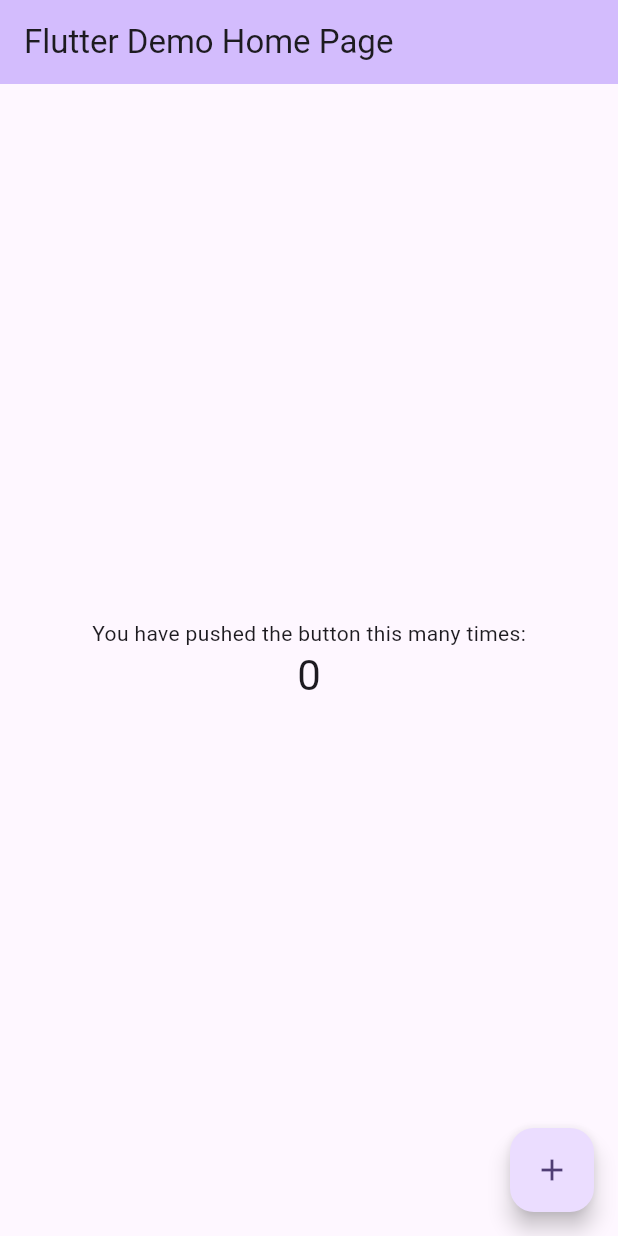
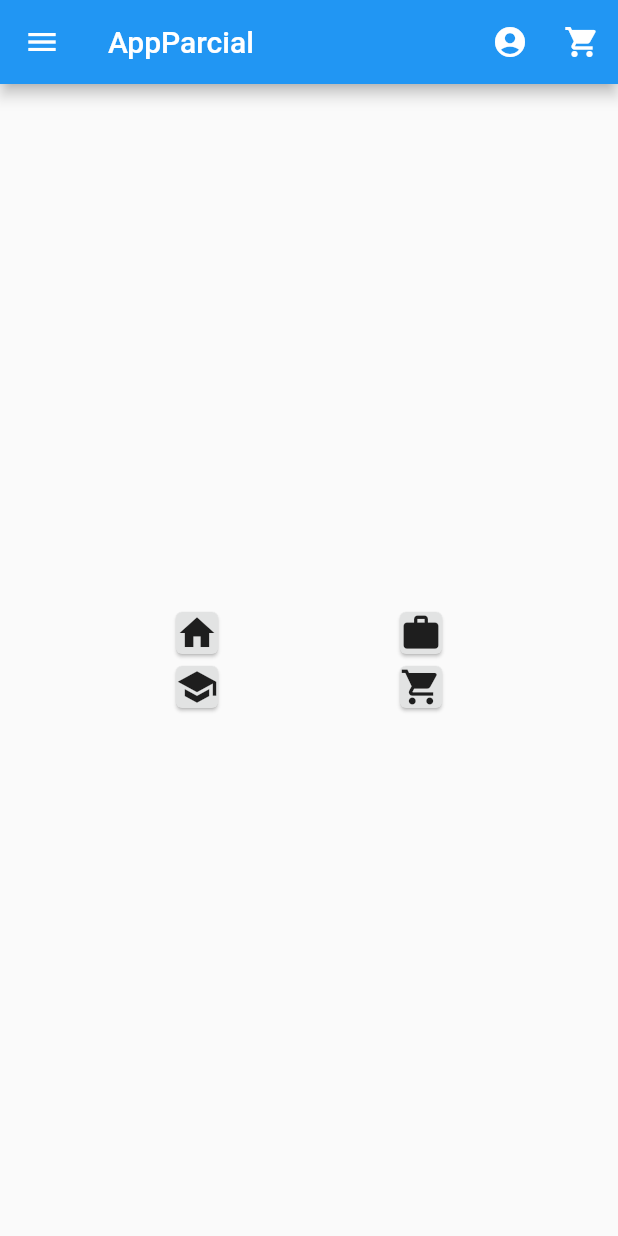
Before and after one commit to FabianAlarcon001/Parcial-2docorte-2023-2, a Flutter app: the screen it shows after launch, on a phone screen of 412 x 824 dp. Run offline on Flutter 3.47's test engine with Material 2 defaults, Android fonts, the light colour scheme and no system bars.

Commit message:
Primera implementacion

```diff
--- a/aplicacionparcial/lib/main.dart
+++ b/aplicacionparcial/lib/main.dart
@@ -1,125 +1,16 @@
 import 'package:flutter/material.dart';
+import 'package:aplicacionparcial/pages/ventana1.dart';
 
 void main() {
-  runApp(const MyApp());
+  runApp(MyApp());
 }
 
 class MyApp extends StatelessWidget {
-  const MyApp({super.key});
-
-  // This widget is the root of your application.
   @override
   Widget build(BuildContext context) {
     return MaterialApp(
-      title: 'Flutter Demo',
-      theme: ThemeData(
-        // This is the theme of your application.
-        //
-        // TRY THIS: Try running your application with "flutter run". You'll see
-        // the application has a blue toolbar. Then, without quitting the app,
-        // try changing the seedColor in the colorScheme below to Colors.green
-        // and then invoke "hot reload" (save your changes or press the "hot
-        // reload" button in a Flutter-supported IDE, or press "r" if you used
-        // the command line to start the app).
-        //
-        // Notice that the counter didn't reset back to zero; the application
-        // state is not lost during the reload. To reset the state, use hot
-        // restart instead.
-        //
-        // This works for code too, not just values: Most code changes can be
-        // tested with just a hot reload.
-        colorScheme: ColorScheme.fromSeed(seedColor: Colors.deepPurple),
-        useMaterial3: true,
-      ),
-      home: const MyHomePage(title: 'Flutter Demo Home Page'),
+    debugShowCheckedModeBanner: false,
+      home: HomeScreen(),
     );
   }
 }
-
-class MyHomePage extends StatefulWidget {
-  const MyHomePage({super.key, required this.title});
-
-  // This widget is the home page of your application. It is stateful, meaning
-  // that it has a State object (defined below) that contains fields that affect
-  // how it looks.
-
-  // This class is the configuration for the state. It holds the values (in this
-  // case the title) provided by the parent (in this case the App widget) and
-  // used by the build method of the State. Fields in a Widget subclass are
-  // always marked "final".
-
-  final String title;
-
-  @override
-  State<MyHomePage> createState() => _MyHomePageState();
-}
-
-class _MyHomePageState extends State<MyHomePage> {
-  int _counter = 0;
-
-  void _incrementCounter() {
-    setState(() {
-      // This call to setState tells the Flutter framework that something has
-      // changed in this State, which causes it to rerun the build method below
-      // so that the display can reflect the updated values. If we changed
-      // _counter without calling setState(), then the build method would not be
-      // called again, and so nothing would appear to happen.
-      _counter++;
-    });
-  }
-
-  @override
-  Widget build(BuildContext context) {
-    // This method is rerun every time setState is called, for instance as done
-    // by the _incrementCounter method above.
-    //
-    // The Flutter framework has been optimized to make rerunning build methods
-    // fast, so that you can just rebuild anything that needs updating rather
-    // than having to individually change instances of widgets.
-    return Scaffold(
-      appBar: AppBar(
-        // TRY THIS: Try changing the color here to a specific color (to
-        // Colors.amber, perhaps?) and trigger a hot reload to see the AppBar
-        // change color while the other colors stay the same.
-        backgroundColor: Theme.of(context).colorScheme.inversePrimary,
-        // Here we take the value from the MyHomePage object that was created by
-        // the App.build method, and use it to set our appbar title.
-        title: Text(widget.title),
-      ),
-      body: Center(
-        // Center is a layout widget. It takes a single child and positions it
-        // in the middle of the parent.
-        child: Column(
-          // Column is also a layout widget. It takes a list of children and
-          // arranges them vertically. By default, it sizes itself to fit its
-          // children horizontally, and tries to be as tall as its parent.
-          //
-          // Column has various properties to control how it sizes itself and
-          // how it positions its children. Here we use mainAxisAlignment to
-          // center the children vertically; the main axis here is the vertical
-          // axis because Columns are vertical (the cross axis would be
-          // horizontal).
-          //
-          // TRY THIS: Invoke "debug painting" (choose the "Toggle Debug Paint"
-          // action in the IDE, or press "p" in the console), to see the
-          // wireframe for each widget.
-          mainAxisAlignment: MainAxisAlignment.center,
-          children: <Widget>[
-            const Text(
-              'You have pushed the button this many times:',
-            ),
-            Text(
-              '$_counter',
-              style: Theme.of(context).textTheme.headlineMedium,
-            ),
-          ],
-        ),
-      ),
-      floatingActionButton: FloatingActionButton(
-        onPressed: _incrementCounter,
-        tooltip: 'Increment',
-        child: const Icon(Icons.add),
-      ), // This trailing comma makes auto-formatting nicer for build methods.
-    );
-  }
-}
--- /dev/null
+++ b/aplicacionparcial/lib/pages/ventana1.dart
@@ -0,0 +1,90 @@
+import 'package:flutter/material.dart';
+import 'package:aplicacionparcial/pages/ventana2.dart';
+
+class HomeScreen extends StatelessWidget {
+
+  final List<IconData> iconList = [
+    Icons.home,
+    Icons.work,
+    Icons.school,
+    Icons.shopping_cart,
+  ];
+
+  @override
+  Widget build(BuildContext context) {
+
+  IconData primericono = iconList[0];
+  IconData segundoicono = iconList[1];
+  IconData tercericono = iconList[2];
+  IconData cuartoicono = iconList[3];
+
+    return Scaffold(
+      appBar: AppBar(
+        leading: IconButton(
+            icon: const Icon(Icons.menu),
+            onPressed: () {
+            },
+          ),
+        title:  const Text('AppParcial'),
+        actions: [
+          IconButton(
+            icon:  const Icon(Icons.account_circle),
+            onPressed: () {
+            },
+          ),
+          IconButton(
+            icon:  const Icon(Icons.shopping_cart),
+            onPressed: () {
+            },
+          ),
+        ],
+      ),
+      body: Center(
+          child: Column (
+            mainAxisAlignment: MainAxisAlignment.center,
+            children: [
+            Row (
+              mainAxisAlignment: MainAxisAlignment.spaceEvenly,
+              children: [
+                Card(
+                child: Icon(primericono, size: 28,),
+                color: const Color.fromARGB(255, 226, 227, 227),
+                ),
+                Card(
+                color: const Color.fromARGB(255, 226, 227, 227),
+                child: Icon(segundoicono, size: 28),
+                ),
+              ],
+            ),
+            Row (
+              mainAxisAlignment: MainAxisAlignment.spaceEvenly,
+              children: [
+                Card(
+                child: Icon(tercericono, size: 28,),
+                color: const Color.fromARGB(255, 226, 227, 227),
+                ),
+                Card(
+                color: const Color.fromARGB(255, 226, 227, 227),
+                child: Icon(cuartoicono, size: 28),
+                ),
+              ],
+            ),
+            ],
+          ),
+        ),
+      /*body: Center(
+        child: GridView.builder(
+          gridDelegate: SliverGridDelegateWithFixedCrossAxisCount(
+            crossAxisCount: 2,
+          ),
+          itemBuilder: (context, index) {
+            final cardTitle = 'Tarjeta ${index + 1}';
+            final cardIcon = iconMap[cardTitle];
+
+            return CardWidget(cardTitle: cardTitle, cardIcon: cardIcon);
+          },
+        ),
+      ),*/
+    );
+  }
+}
--- /dev/null
+++ b/aplicacionparcial/lib/pages/ventana2.dart
@@ -0,0 +1,22 @@
+/*import 'package:flutter/material.dart';
+
+class CardWidget extends StatelessWidget {
+  final String cardTitle;
+  final IconData? cardIcon;
+
+  CardWidget({required this.cardTitle, required this cardIcon});
+
+  @override
+  Widget build(BuildContext context) {
+    return Card(
+      child: Column(
+        mainAxisAlignment: MainAxisAlignment.center,
+        children: [
+          Icon(cardIcon, size: 64.0),
+          SizedBox(height: 8.0),
+          Text(cardTitle, style: TextStyle(fontSize: 16.0)),
+        ],
+      ),
+    );
+  }
+}*/
```
